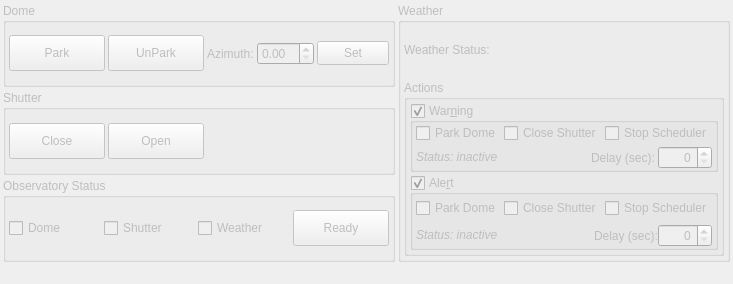
Before: the Qt Designer form kstars/ekos/observatory/observatory.ui in KDE/kstars, drawn with Qt 5.
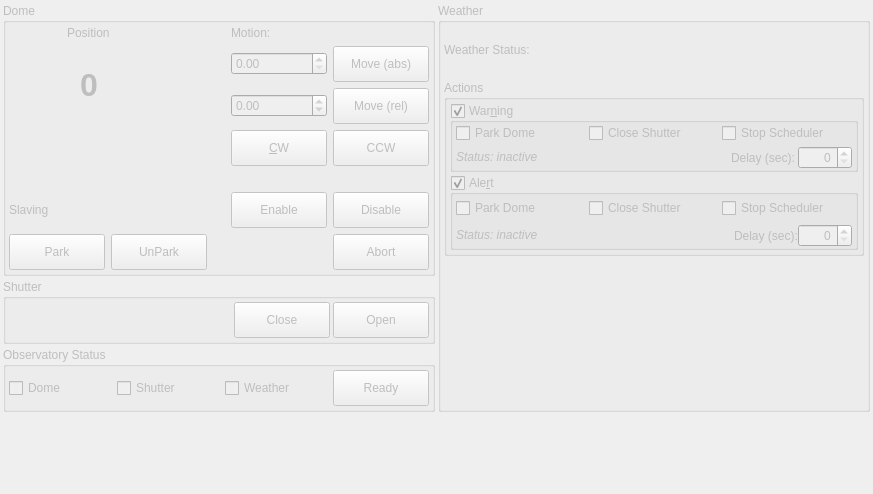
After: the same form once the commit is applied.

Commit message:
Motion control for domes added
Summary:
Controls added for dome motion:
 - absolute motion
 - relative motion
 - slaving
 - aborting motion

Reviewers: mutlaqja

Reviewed By: mutlaqja

Subscribers: kde-edu

Tags: #kde_edu

What changed in the file:
```diff
--- a/kstars/ekos/observatory/observatory.ui
+++ b/kstars/ekos/observatory/observatory.ui
@@ -6,8 +6,8 @@
    <rect>
     <x>0</x>
     <y>0</y>
-    <width>730</width>
-    <height>284</height>
+    <width>873</width>
+    <height>494</height>
    </rect>
   </property>
   <property name="windowTitle">
@@ -50,10 +50,7 @@
          <property name="title">
           <string>Dome</string>
          </property>
-         <layout class="QHBoxLayout" name="horizontalLayout_3">
-          <property name="spacing">
-           <number>3</number>
-          </property>
+         <layout class="QGridLayout" name="gridLayout">
           <property name="leftMargin">
            <number>3</number>
           </property>
@@ -66,6 +63,10 @@
           <property name="bottomMargin">
            <number>3</number>
           </property>
+          <item row="1" column="0" colspan="6">
+           <layout class="QGridLayout" name="domeStatusBox">
+            <item row="8" column="0" colspan="4">
+             <layout class="QHBoxLayout" name="parkingBox">
           <item>
            <widget class="QPushButton" name="domePark">
             <property name="enabled">
@@ -148,7 +149,7 @@
            </widget>
           </item>
           <item>
-           <spacer name="horizontalSpacer_5">
+               <spacer name="horizontalSpacer_2">
             <property name="orientation">
              <enum>Qt::Horizontal</enum>
             </property>
@@ -161,45 +162,339 @@
            </spacer>
           </item>
           <item>
-           <layout class="QHBoxLayout" name="domeAngleBox">
-            <item alignment="Qt::AlignRight">
-             <widget class="QLabel" name="angleLabel">
+               <widget class="QPushButton" name="motionAbortButton">
               <property name="enabled">
                <bool>false</bool>
               </property>
+                <property name="minimumSize">
+                 <size>
+                  <width>96</width>
+                  <height>36</height>
+                 </size>
+                </property>
+                <property name="maximumSize">
+                 <size>
+                  <width>96</width>
+                  <height>36</height>
+                 </size>
+                </property>
+                <property name="toolTip">
+                 <string>Abort dome motion</string>
+                </property>
+                <property name="styleSheet">
+                 <string notr="true">QPushButton:checked
+{
+background-color: maroon;
+border: 1px outset;
+font-weight:bold;
+}</string>
+                </property>
               <property name="text">
-               <string>Azimuth:</string>
+                 <string>Abort</string>
               </property>
              </widget>
             </item>
-            <item>
-             <widget class="QDoubleSpinBox" name="domeAngleSpinBox">
+             </layout>
+            </item>
+            <item row="1" column="2" rowspan="2" colspan="2">
+             <layout class="QGridLayout" name="MotionBox">
+              <item row="4" column="3">
+               <widget class="QDoubleSpinBox" name="relativeMotionSB">
               <property name="enabled">
                <bool>false</bool>
               </property>
-             </widget>
-            </item>
-            <item>
-             <widget class="QPushButton" name="setDomeAngleButton">
+                <property name="toolTip">
+                 <string>Relative position the dome should move.</string>
+                </property>
+                <property name="minimum">
+                 <double>-999.990000000000009</double>
+                </property>
+                <property name="maximum">
+                 <double>999.990000000000009</double>
+                </property>
+               </widget>
+              </item>
+              <item row="4" column="4">
+               <widget class="QPushButton" name="motionMoveRelButton">
               <property name="enabled">
                <bool>false</bool>
               </property>
               <property name="minimumSize">
                <size>
-                <width>72</width>
-                <height>24</height>
+                  <width>96</width>
+                  <height>36</height>
                </size>
               </property>
               <property name="maximumSize">
                <size>
-                <width>72</width>
-                <height>24</height>
-               </size>
-              </property>
+                  <width>96</width>
+                  <height>36</height>
+                 </size>
+                </property>
+                <property name="toolTip">
+                 <string>Move the dome for the given degrees and direction.</string>
+                </property>
+                <property name="styleSheet">
+                 <string notr="true">QPushButton:checked
+{
+background-color: maroon;
+border: 1px outset;
+font-weight:bold;
+}</string>
+                </property>
               <property name="text">
-               <string>Set</string>
-              </property>
-             </widget>
+                 <string>Move (rel)</string>
+                </property>
+               </widget>
+              </item>
+              <item row="3" column="3">
+               <widget class="QDoubleSpinBox" name="absoluteMotionSB">
+                <property name="enabled">
+                 <bool>false</bool>
+                </property>
+                <property name="toolTip">
+                 <string>Absolute position the dome should move.</string>
+                </property>
+                <property name="maximum">
+                 <double>999.990000000000009</double>
+                </property>
+               </widget>
+              </item>
+              <item row="3" column="4">
+               <widget class="QPushButton" name="motionMoveAbsButton">
+                <property name="enabled">
+                 <bool>false</bool>
+                </property>
+                <property name="minimumSize">
+                 <size>
+                  <width>96</width>
+                  <height>36</height>
+                 </size>
+                </property>
+                <property name="maximumSize">
+                 <size>
+                  <width>96</width>
+                  <height>36</height>
+                 </size>
+                </property>
+                <property name="toolTip">
+                 <string>Move the dome to the given absolute position.</string>
+                </property>
+                <property name="text">
+                 <string>Move (abs)</string>
+                </property>
+               </widget>
+              </item>
+             </layout>
+            </item>
+            <item row="1" column="0" rowspan="2">
+             <widget class="QLabel" name="domeAzimuthPosition">
+              <property name="minimumSize">
+               <size>
+                <width>160</width>
+                <height>0</height>
+               </size>
+              </property>
+              <property name="maximumSize">
+               <size>
+                <width>320</width>
+                <height>16777215</height>
+               </size>
+              </property>
+              <property name="font">
+               <font>
+                <pointsize>24</pointsize>
+                <weight>75</weight>
+                <bold>true</bold>
+               </font>
+              </property>
+              <property name="text">
+               <string>0</string>
+              </property>
+              <property name="alignment">
+               <set>Qt::AlignCenter</set>
+              </property>
+             </widget>
+            </item>
+            <item row="3" column="3">
+             <widget class="QPushButton" name="motionCCWButton">
+              <property name="enabled">
+               <bool>false</bool>
+              </property>
+              <property name="minimumSize">
+               <size>
+                <width>96</width>
+                <height>36</height>
+               </size>
+              </property>
+              <property name="maximumSize">
+               <size>
+                <width>96</width>
+                <height>36</height>
+               </size>
+              </property>
+              <property name="toolTip">
+               <string>Rotate counter clockwise</string>
+              </property>
+              <property name="styleSheet">
+               <string notr="true">QPushButton:checked
+{
+background-color: maroon;
+border: 1px outset;
+font-weight:bold;
+}</string>
+              </property>
+              <property name="text">
+               <string>CCW</string>
+              </property>
+             </widget>
+            </item>
+            <item row="0" column="2" colspan="2">
+             <widget class="QLabel" name="motionLabel">
+              <property name="enabled">
+               <bool>false</bool>
+              </property>
+              <property name="text">
+               <string>Motion:</string>
+              </property>
+             </widget>
+            </item>
+            <item row="4" column="0" colspan="2">
+             <widget class="QLabel" name="motionStatusLabel">
+              <property name="text">
+               <string/>
+              </property>
+             </widget>
+            </item>
+            <item row="0" column="0" alignment="Qt::AlignHCenter|Qt::AlignTop">
+             <widget class="QLabel" name="domeAzimuthPositionLabel">
+              <property name="text">
+               <string>Position</string>
+              </property>
+             </widget>
+            </item>
+            <item row="3" column="2">
+             <widget class="QPushButton" name="motionCWButton">
+              <property name="enabled">
+               <bool>false</bool>
+              </property>
+              <property name="minimumSize">
+               <size>
+                <width>96</width>
+                <height>36</height>
+               </size>
+              </property>
+              <property name="maximumSize">
+               <size>
+                <width>96</width>
+                <height>36</height>
+               </size>
+              </property>
+              <property name="toolTip">
+               <string>Rotate clockwise</string>
+              </property>
+              <property name="styleSheet">
+               <string notr="true">QPushButton:checked
+{
+background-color: maroon;
+border: 1px outset;
+font-weight:bold;
+}</string>
+              </property>
+              <property name="text">
+               <string>&amp;CW</string>
+              </property>
+             </widget>
+            </item>
+            <item row="5" column="0" colspan="4">
+             <layout class="QHBoxLayout" name="slavingBox">
+              <item>
+               <widget class="QLabel" name="label">
+                <property name="text">
+                 <string>Slaving</string>
+                </property>
+               </widget>
+              </item>
+              <item>
+               <spacer name="horizontalSpacer">
+                <property name="orientation">
+                 <enum>Qt::Horizontal</enum>
+                </property>
+                <property name="sizeHint" stdset="0">
+                 <size>
+                  <width>40</width>
+                  <height>20</height>
+                 </size>
+                </property>
+               </spacer>
+              </item>
+              <item>
+               <widget class="QPushButton" name="slavingEnableButton">
+                <property name="minimumSize">
+                 <size>
+                  <width>96</width>
+                  <height>36</height>
+                 </size>
+                </property>
+                <property name="maximumSize">
+                 <size>
+                  <width>96</width>
+                  <height>36</height>
+                 </size>
+                </property>
+                <property name="toolTip">
+                 <string>&lt;html&gt;&lt;head/&gt;&lt;body&gt;&lt;p&gt;Enable slaving, dome motion &lt;span style=&quot; font-weight:600;&quot;&gt;follows telescope motion&lt;/span&gt;&lt;/p&gt;&lt;/body&gt;&lt;/html&gt;</string>
+                </property>
+                <property name="styleSheet">
+                 <string notr="true">QPushButton:checked
+{
+background-color: maroon;
+border: 1px outset;
+font-weight:bold;
+}</string>
+                </property>
+                <property name="text">
+                 <string>Enable</string>
+                </property>
+                <property name="checkable">
+                 <bool>true</bool>
+                </property>
+               </widget>
+              </item>
+              <item>
+               <widget class="QPushButton" name="slavingDisableButton">
+                <property name="minimumSize">
+                 <size>
+                  <width>96</width>
+                  <height>36</height>
+                 </size>
+                </property>
+                <property name="maximumSize">
+                 <size>
+                  <width>96</width>
+                  <height>36</height>
+                 </size>
+                </property>
+                <property name="toolTip">
+                 <string>&lt;html&gt;&lt;head/&gt;&lt;body&gt;&lt;p&gt;Disable slaving, dome &lt;span style=&quot; font-weight:600;&quot;&gt;does not follow telescope motion&lt;/span&gt;.&lt;/p&gt;&lt;/body&gt;&lt;/html&gt;</string>
+                </property>
+                <property name="styleSheet">
+                 <string notr="true">QPushButton:checked
+{
+background-color: maroon;
+border: 1px outset;
+font-weight:bold;
+}</string>
+                </property>
+                <property name="text">
+                 <string>Disable</string>
+                </property>
+                <property name="checkable">
+                 <bool>true</bool>
+                </property>
+               </widget>
+              </item>
+             </layout>
             </item>
            </layout>
           </item>
@@ -230,6 +525,19 @@
           <property name="bottomMargin">
            <number>3</number>
           </property>
+          <item>
+           <spacer name="horizontalSpacer_4">
+            <property name="orientation">
+             <enum>Qt::Horizontal</enum>
+            </property>
+            <property name="sizeHint" stdset="0">
+             <size>
+              <width>40</width>
+              <height>20</height>
+             </size>
+            </property>
+           </spacer>
+          </item>
           <item>
            <widget class="QPushButton" name="shutterClosed">
             <property name="enabled">
@@ -311,19 +619,6 @@
             </property>
            </widget>
           </item>
-          <item>
-           <spacer name="horizontalSpacer_4">
-            <property name="orientation">
-             <enum>Qt::Horizontal</enum>
-            </property>
-            <property name="sizeHint" stdset="0">
-             <size>
-              <width>40</width>
-              <height>20</height>
-             </size>
-            </property>
-           </spacer>
-          </item>
          </layout>
         </widget>
        </item>
@@ -622,7 +917,7 @@
              </layout>
             </widget>
            </item>
-           <item alignment="Qt::AlignTop">
+           <item>
             <widget class="QGroupBox" name="weatherAlertBox">
              <property name="title">
               <string>Ale&amp;rt</string>
```
Left out of the diff: 110 changed lines with no effect on the pictures. Lines whose indentation alone changed are shown as unchanged. The commit also changes 10 other files.
